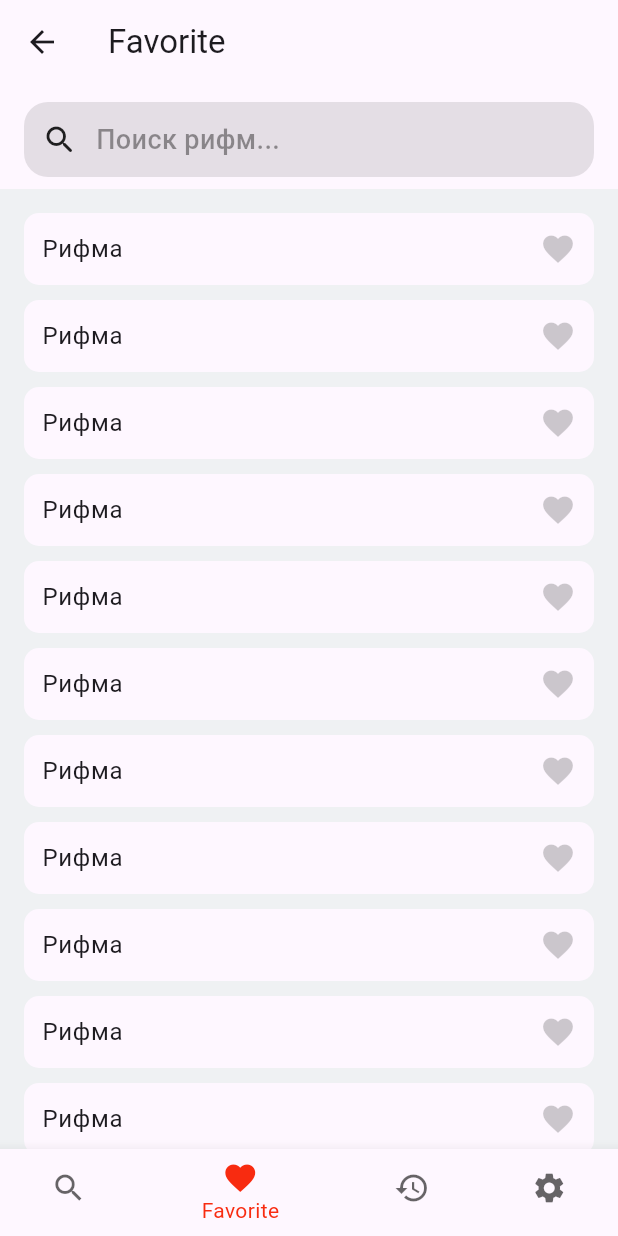
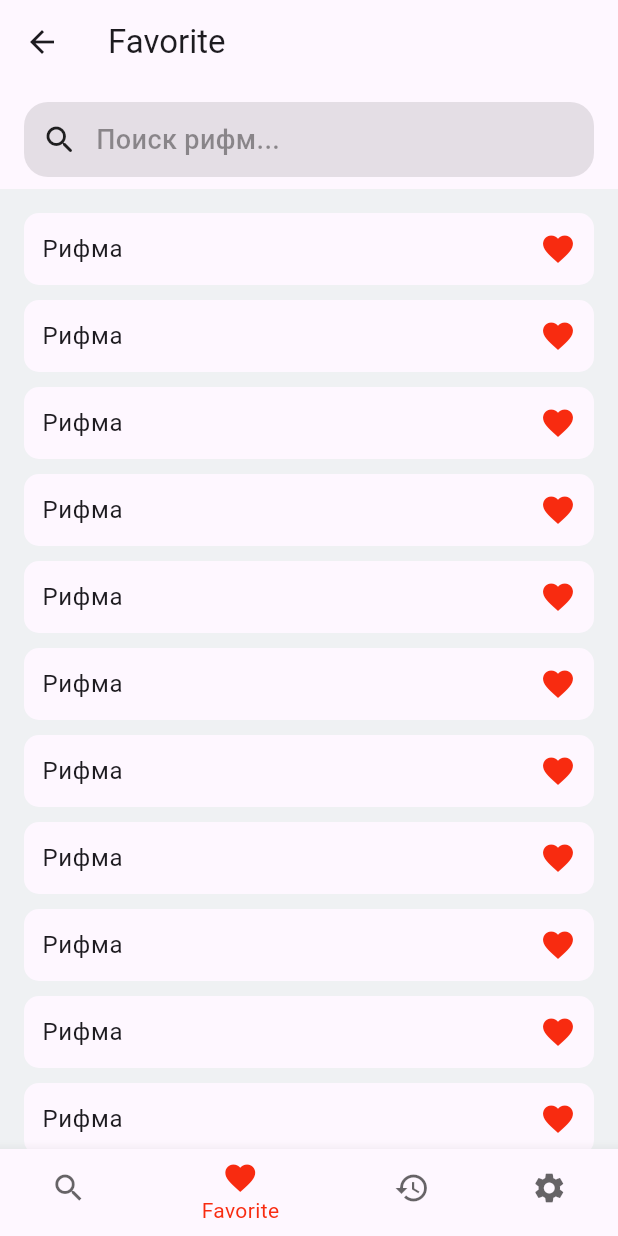
Before and after one commit to MajidiyM/rhymer2, a Flutter app: the FavoriteScreen screen opened by its route, on a phone screen of 412 x 824 dp. Run offline on Flutter 3.47's test engine with Material 3 defaults, Android fonts, the phone set to English and light mode, and no system bars; our stand-ins replace auto_route.

Commit message:
[edit] Функция лайка в RhymeListCard

```diff
--- a/lib/features/favorite/view/favorite_screen.dart
+++ b/lib/features/favorite/view/favorite_screen.dart
@@ -30,7 +30,7 @@ class FavoriteScreen extends StatelessWidget {
             ),
           ),
           SliverList.builder(
-            itemBuilder: (context, index) => RhymeListCard(),
+            itemBuilder: (context, index) => RhymeListCard(isFavorite: true),
           )
         ],
       ),
--- a/lib/ui/widgets/rhyme_list_card.dart
+++ b/lib/ui/widgets/rhyme_list_card.dart
@@ -4,7 +4,10 @@ import 'package:rhymer2/ui/ui.dart';
 class RhymeListCard extends StatelessWidget {
   const RhymeListCard({
     super.key,
+    this.isFavorite = false,
   });
+
+  final bool isFavorite;
 
   @override
   Widget build(BuildContext context) {
@@ -20,7 +23,9 @@ class RhymeListCard extends StatelessWidget {
           IconButton(
             onPressed: () {},
             icon: const Icon(Icons.favorite),
-            color: theme.hintColor.withOpacity(0.2),
+            color: isFavorite
+                ? theme.primaryColor
+                : theme.hintColor.withOpacity(0.2),
           )
         ],
       ),
```
